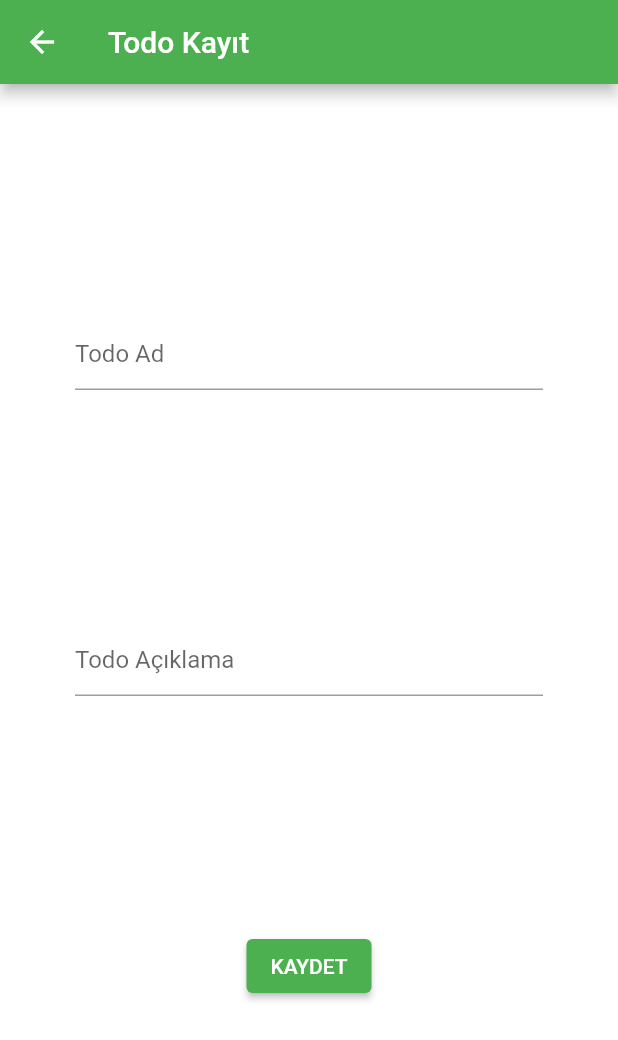
After one commit to alperenderici/Tech_Career_Flutter_BootCamp, a Flutter app: the screen it shows after launch, after a tap on the "search" icon, after a tap on the "add" icon, on a phone screen of 412 x 824 dp. The commit adds this screen. Shown: the top 1040 px of the screen. Run offline on Flutter 3.47's test engine with Material 2 defaults, Android fonts, the phone set to English and light mode, and no system bars; our stand-ins replace flutter_bloc, shared_preferences, sqflite; accounts and stored records are empty.

Commit message:
Homework 7

```diff
--- /dev/null
+++ b/flutter_bootcamp/lib/homeworks/hw7/data/entity/todo.dart
@@ -0,0 +1,12 @@
+// ignore_for_file: public_member_api_docs, sort_constructors_first
+class Todo {
+  int todo_id;
+  String todo_name;
+  String todo_description;
+
+  Todo({
+    required this.todo_id,
+    required this.todo_name,
+    required this.todo_description,
+  });
+}
--- /dev/null
+++ b/flutter_bootcamp/lib/homeworks/hw7/data/repo/todo_repository.dart
@@ -0,0 +1,58 @@
+import 'package:flutter_bootcamp/homeworks/hw7/data/entity/todo.dart';
+import 'package:flutter_bootcamp/homeworks/hw7/data/sqlite/database.dart';
+
+class TodoRepository {
+  //save
+  Future<void> save(String todo_name, String todo_description) async {
+    var db = await DB.connectDB();
+    var info = Map<String, dynamic>();
+    info["todo_name"] = todo_name;
+    info["todo_description"] = todo_description;
+    await db.insert("todo", info);
+  }
+
+  //delete
+  Future<void> delete(int todo_id) async {
+    var db = await DB.connectDB();
+    await db.delete("todo", where: "todo_id=?", whereArgs: [todo_id]);
+  }
+
+  //update
+  Future<void> update(
+      int todo_id, String todo_name, String todo_description) async {
+    var db = await DB.connectDB();
+    var info = Map<String, dynamic>();
+    info["todo_name"] = todo_name;
+    info["todo_description"] = todo_description;
+    await db.update("todo", info, where: "todo_id=?", whereArgs: [todo_id]);
+  }
+
+  //search
+  Future<List<Todo>> search(String searchWord) async {
+    var db = await DB.connectDB();
+    List<Map<String, dynamic>> maps = await db
+        .rawQuery("SELECT * FROM todo WHERE todo_name like '%$searchWord%'");
+    return List.generate(maps.length, (index) {
+      var line = maps[index];
+      return Todo(
+        todo_id: line["todo_id"],
+        todo_name: line["todo_name"],
+        todo_description: line["todo_description"],
+      );
+    });
+  }
+
+  //list
+  Future<List<Todo>> list() async {
+    var db = await DB.connectDB();
+    List<Map<String, dynamic>> maps = await db.rawQuery("SELECT * FROM todo");
+    return List.generate(maps.length, (index) {
+      var line = maps[index];
+      return Todo(
+        todo_id: line["todo_id"],
+        todo_name: line["todo_name"],
+        todo_description: line["todo_description"],
+      );
+    });
+  }
+}
--- /dev/null
+++ b/flutter_bootcamp/lib/homeworks/hw7/data/sqlite/database.dart
@@ -0,0 +1,27 @@
+import 'dart:io';
+import 'package:flutter/services.dart';
+import 'package:path/path.dart';
+import 'package:sqflite/sqflite.dart';
+
+class DB {
+  static final String databaseName = "todo.sqlite";
+
+  static Future<Database> connectDB() async {
+    String dbWay = join(await getDatabasesPath(), databaseName);
+
+    if (await databaseExists(dbWay)) {
+      print("Veritabani zaten var.");
+    } else {
+      ByteData data =
+          await rootBundle.load("lib/homeworks/hw7/database/$databaseName");
+      List<int> bytes =
+          data.buffer.asUint8List(data.offsetInBytes, data.lengthInBytes);
+      await File(dbWay).writeAsBytes(
+        bytes,
+        flush: true,
+      );
+      print("Veritabani kopyalandi");
+    }
+    return openDatabase(dbWay);
+  }
+}
--- /dev/null
+++ b/flutter_bootcamp/lib/homeworks/hw7/ui/cubit/homepage_cubit.dart
@@ -0,0 +1,24 @@
+import 'package:flutter_bloc/flutter_bloc.dart';
+import 'package:flutter_bootcamp/homeworks/hw7/data/entity/todo.dart';
+import 'package:flutter_bootcamp/homeworks/hw7/data/repo/todo_repository.dart';
+
+class HomePageCubit extends Cubit<List<Todo>> {
+  HomePageCubit() : super(<Todo>[]);
+
+  var todoRepo = TodoRepository();
+
+  Future<void> list() async {
+    var list = await todoRepo.list();
+    emit(list);
+  }
+
+  Future<void> search(String searchWord) async {
+    var list = await todoRepo.search(searchWord);
+    emit(list);
+  }
+
+  Future<void> delete(int todo_id) async {
+    await todoRepo.delete(todo_id);
+    await list();
+  }
+}
--- /dev/null
+++ b/flutter_bootcamp/lib/homeworks/hw7/ui/cubit/todo_detail_cubit.dart
@@ -0,0 +1,12 @@
+import 'package:flutter_bloc/flutter_bloc.dart';
+import 'package:flutter_bootcamp/homeworks/hw7/data/repo/todo_repository.dart';
+
+class TodoDetailCubit extends Cubit<void> {
+  TodoDetailCubit() : super(0);
+
+  var todoRepo = TodoRepository();
+  Future<void> update(
+      int todo_id, String todo_name, String todo_description) async {
+    await todoRepo.update(todo_id, todo_name, todo_description);
+  }
+}
--- /dev/null
+++ b/flutter_bootcamp/lib/homeworks/hw7/ui/cubit/todo_record_cubit.dart
@@ -0,0 +1,11 @@
+import 'package:flutter_bloc/flutter_bloc.dart';
+import 'package:flutter_bootcamp/homeworks/hw7/data/repo/todo_repository.dart';
+
+class TodoRecordCubit extends Cubit<void> {
+  TodoRecordCubit() : super(0);
+
+  var todoRepo = TodoRepository();
+  Future<void> save(String todo_name, String todo_description) async {
+    await todoRepo.save(todo_name, todo_description);
+  }
+}
--- /dev/null
+++ b/flutter_bootcamp/lib/homeworks/hw7/ui/hw7_theme.dart
@@ -0,0 +1,19 @@
+import 'package:flutter/material.dart';
+
+ThemeData hw7ThemeData() {
+  return ThemeData(
+    scaffoldBackgroundColor: Colors.white,
+    appBarTheme: const AppBarTheme(
+      backgroundColor: Colors.green,
+    ),
+    floatingActionButtonTheme: const FloatingActionButtonThemeData(
+      backgroundColor: Colors.green,
+    ),
+    cardColor: Colors.red,
+    elevatedButtonTheme: ElevatedButtonThemeData(
+      style: ElevatedButton.styleFrom(
+        backgroundColor: Colors.green,
+      ),
+    ),
+  );
+}
--- /dev/null
+++ b/flutter_bootcamp/lib/homeworks/hw7/ui/screens/homepage.dart
@@ -0,0 +1,166 @@
+import 'package:flutter/material.dart';
+import 'package:flutter_bloc/flutter_bloc.dart';
+import 'package:flutter_bootcamp/homeworks/hw7/data/entity/todo.dart';
+import 'package:flutter_bootcamp/homeworks/hw7/ui/cubit/homepage_cubit.dart';
+import 'package:flutter_bootcamp/homeworks/hw7/ui/screens/todo_detail_page.dart';
+import 'package:flutter_bootcamp/homeworks/hw7/ui/screens/todo_record_page.dart';
+
+class HomePage extends StatefulWidget {
+  const HomePage({super.key});
+
+  @override
+  State<HomePage> createState() => _HomePageState();
+}
+
+class _HomePageState extends State<HomePage> {
+  bool isSearch = false;
+
+  @override
+  void initState() {
+    super.initState();
+    context.read<HomePageCubit>().list();
+  }
+
+  @override
+  Widget build(BuildContext context) {
+    return Scaffold(
+      appBar: AppBar(
+        title: isSearch
+            ? TextField(
+                decoration: const InputDecoration(hintText: "Ara"),
+                onChanged: (searchResult) {
+                  print("Todo ara: $searchResult");
+                  context.read<HomePageCubit>().search(searchResult);
+                },
+              )
+            : const Text("Todo's"),
+        actions: [
+          isSearch
+              ? IconButton(
+                  onPressed: () {
+                    setState(() {
+                      isSearch = false;
+                      context.read<HomePageCubit>().list();
+                    });
+                  },
+                  icon: const Icon(Icons.cancel),
+                )
+              : IconButton(
+                  onPressed: () {
+                    setState(() {
+                      isSearch = true;
+                    });
+                  },
+                  icon: const Icon(Icons.search)),
+        ],
+      ),
+      body: BlocBuilder<HomePageCubit, List<Todo>>(
+        builder: (context, todoList) {
+          if (todoList.isNotEmpty) {
+            return ListView.builder(
+              itemCount: todoList.length,
+              itemBuilder: ((context, index) {
+                var todo = todoList[index]; //key code!
+                return GestureDetector(
+                  onTap: () {
+                    Navigator.push(
+                      context,
+                      MaterialPageRoute(
+                        builder: ((context) =>
+                            TodoDetailPage(todo: todo)), //ref
+                      ),
+                    ).then((value) {
+                      context.read<HomePageCubit>().list();
+                    });
+                  },
+                  child: Card(
+                    child: Column(
+                      children: [
+                        Row(
+                          mainAxisAlignment: MainAxisAlignment.spaceBetween,
+                          children: [
+                            Column(
+                              crossAxisAlignment: CrossAxisAlignment.start,
+                              children: [
+                                Card(
+                                    color: Colors.white,
+                                    child: Padding(
+                                      padding: const EdgeInsets.all(8.0),
+                                      child: Text(
+                                        todo.todo_name,
+                                        style: const TextStyle(
+                                            fontWeight: FontWeight.w600,
+                                            fontSize: 20),
+                                      ),
+                                    )),
+                                Padding(
+                                  padding: const EdgeInsets.all(8.0),
+                                  child: Text(
+                                    todo.todo_description,
+                                    style: const TextStyle(
+                                        color: Colors.white,
+                                        fontWeight: FontWeight.w600,
+                                        fontSize: 15),
+                                  ),
+                                ),
+                              ],
+                            ),
+                            Column(
+                              children: [
+                                IconButton(
+                                  onPressed: () {
+                                    ScaffoldMessenger.of(context).showSnackBar(
+                                      SnackBar(
+                                        content: Text(
+                                            "${todo.todo_name} silinsin mi?"),
+                                        action: SnackBarAction(
+                                            label: "Evet",
+                                            onPressed: () {
+                                              print(
+                                                  "Todo sil: ${todo.todo_id}");
+                                              context
+                                                  .read<HomePageCubit>()
+                                                  .delete(todo.todo_id);
+                                            }),
+                                      ),
+                                    );
+                                  },
+                                  icon: const Card(
+                                    color: Colors.white,
+                                    child: Icon(
+                                      Icons.delete_outline,
+                                      color: Colors.red,
+                                    ),
+                                  ),
+                                ),
+                              ],
+                            )
+                          ],
+                        ),
+                      ],
+                    ),
+                  ),
+                );
+              }),
+            );
+          } else {
+            return const Center();
+          }
+        },
+      ),
+      floatingActionButton: FloatingActionButton(
+        onPressed: () {
+          Navigator.push(
+            context,
+            MaterialPageRoute(
+              builder: (context) => const TodoRecordPage(),
+            ),
+          ).then((value) {
+            context.read<HomePageCubit>().list();
+          });
+        },
+        child: const Icon(Icons.add),
+      ),
+    );
+  }
+}
--- /dev/null
+++ b/flutter_bootcamp/lib/homeworks/hw7/ui/screens/todo_record_page.dart
@@ -0,0 +1,60 @@
+import 'package:flutter/material.dart';
+import 'package:flutter_bloc/flutter_bloc.dart';
+import 'package:flutter_bootcamp/homeworks/hw7/ui/cubit/homepage_cubit.dart';
+import 'package:flutter_bootcamp/homeworks/hw7/ui/cubit/todo_record_cubit.dart';
+import 'package:flutter_bootcamp/homeworks/hw7/ui/screens/homepage.dart';
+
+class TodoRecordPage extends StatefulWidget {
+  const TodoRecordPage({super.key});
+
+  @override
+  State<TodoRecordPage> createState() => _TodoRecordPageState();
+}
+
+class _TodoRecordPageState extends State<TodoRecordPage> {
+  var tfPersonName = TextEditingController();
+  var tfPersonNum = TextEditingController();
+
+  @override
+  Widget build(BuildContext context) {
+    return Scaffold(
+      appBar: AppBar(
+        title: const Text("Todo Kayıt"),
+      ),
+      body: Center(
+        child: Padding(
+          padding: const EdgeInsets.only(left: 50, right: 50),
+          child: Column(
+            mainAxisAlignment: MainAxisAlignment.spaceEvenly,
+            children: [
+              TextField(
+                controller: tfPersonName,
+                decoration: const InputDecoration(hintText: "Todo Ad"),
+              ),
+              TextField(
+                controller: tfPersonNum,
+                decoration: const InputDecoration(hintText: "Todo Açıklama"),
+              ),
+              ElevatedButton(
+                onPressed: () {
+                  context
+                      .read<TodoRecordCubit>()
+                      .save(tfPersonName.text, tfPersonNum.text);
+                  Navigator.push(
+                    context,
+                    MaterialPageRoute(
+                      builder: (context) => const HomePage(),
+                    ),
+                  ).then((value) {
+                    context.read<HomePageCubit>().list();
+                  });
+                },
+                child: const Text("KAYDET"),
+              ),
+            ],
+          ),
+        ),
+      ),
+    );
+  }
+}
--- a/flutter_bootcamp/lib/main.dart
+++ b/flutter_bootcamp/lib/main.dart
@@ -1,12 +1,11 @@
 import 'package:flutter/material.dart';
-// import 'package:flutter_bloc/flutter_bloc.dart';
-// import 'package:flutter_bootcamp/sessions/s13/13.1/ui/cubit/homepage_cubit.dart';
-// import 'package:flutter_bootcamp/sessions/s13/13.1/ui/cubit/person_detail_cubit.dart';
-// import 'package:flutter_bootcamp/sessions/s13/13.1/ui/cubit/person_record_cubit.dart';
-// import 'package:flutter_bootcamp/sessions/s13/13.1/ui/screen/homepage.dart';
+import 'package:flutter_bootcamp/homeworks/hw7/ui/cubit/todo_detail_cubit.dart';
+import 'package:flutter_bootcamp/homeworks/hw7/ui/cubit/todo_record_cubit.dart';
+import 'package:flutter_bootcamp/homeworks/hw7/ui/cubit/homepage_cubit.dart';
+import 'package:flutter_bootcamp/homeworks/hw7/ui/hw7_theme.dart';
 
-import 'package:flutter_bootcamp/homeworks/hw6/ui/homepage.dart';
-import 'package:flutter_bootcamp/homeworks/hw6/hw6_theme.dart';
+import 'homeworks/hw7/ui/screens/homepage.dart';
+import 'package:flutter_bloc/flutter_bloc.dart';
 
 void main() => runApp(const MyApp());
 
@@ -15,12 +14,27 @@ class MyApp extends StatelessWidget {
 
   @override
   Widget build(BuildContext context) {
-    return MaterialApp(
-      debugShowCheckedModeBanner: false,
-      title: 'Material App',
-      theme: hw6ThemeData(),
-      home: HomePage(),
+    return MultiBlocProvider(
+      providers: [
+        BlocProvider(create: (context) => TodoRecordCubit()),
+        BlocProvider(create: (context) => TodoDetailCubit()),
+        BlocProvider(create: (context) => HomePageCubit()),
+      ],
+      child: MaterialApp(
+        debugShowCheckedModeBanner: false,
+        title: 'Material App',
+        theme: hw7ThemeData(),
+        home: HomePage(),
+      ),
     );
+
+    //hw6
+    // return MaterialApp(
+    //   debugShowCheckedModeBanner: false,
+    //   title: 'Material App',
+    //   theme: hw6ThemeData(),
+    //   home: HomePage(),
+    // );
 
 //Session 11.2
     // return MultiBlocProvider(
--- a/flutter_bootcamp/pubspec.yaml
+++ b/flutter_bootcamp/pubspec.yaml
@@ -72,6 +72,7 @@ flutter:
     - assets/images/movie/ #session 10 image
     - lib/homeworks/hw6/assets/images/ #homework 6 image folder
     - lib/sessions/s13/13.1/database/rehber.sqlite #session 13.1 db
+    - lib/homeworks/hw7/database/todo.sqlite #homework 7 db
 
   # An image asset can refer to one or more resolution-specific "variants", see
   # https://flutter.dev/assets-and-images/#resolution-aware
```
Also changed, not shown: flutter_bootcamp/lib/homeworks/hw6/hw6_theme.dart (+9 -9 lines), flutter_bootcamp/lib/homeworks/hw6/ui/homepage.dart (+39 -3 lines), flutter_bootcamp/lib/homeworks/hw7/ui/screens/todo_detail_page.dart (added, +76 -0 lines), flutter_bootcamp/lib/homeworks/hw6/ss1.png (added), flutter_bootcamp/lib/homeworks/hw6/ss2.png (added), 1 other file.
